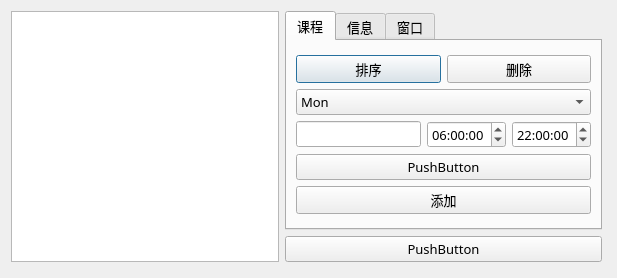
First picture: the form in Settings.ui, repository SHM-white/TimeTable-Qt, before the edit.
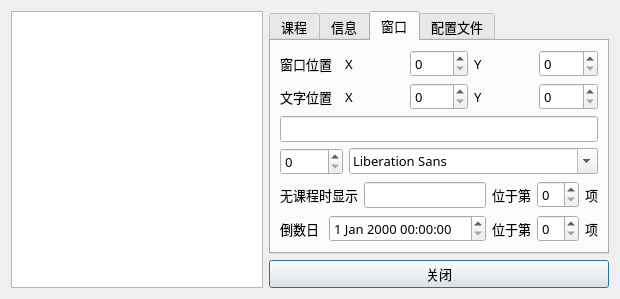
Second picture: the form after the edit. The open tabs and pages were chosen to show the change. Icons and pictures are not drawn.

What changed in the file:
```diff
--- a/Settings.ui
+++ b/Settings.ui
@@ -6,8 +6,8 @@
    <rect>
     <x>0</x>
     <y>0</y>
-    <width>617</width>
-    <height>278</height>
+    <width>620</width>
+    <height>290</height>
    </rect>
   </property>
   <property name="font">
@@ -23,15 +23,8 @@
    <iconset resource="TimeTableQt.qrc">
     <normaloff>:/TimeTableQt/123.ico</normaloff>:/TimeTableQt/123.ico</iconset>
   </property>
-  <widget class="QWidget" name="">
-   <property name="geometry">
-    <rect>
-     <x>11</x>
-     <y>11</y>
-     <width>591</width>
-     <height>251</height>
-    </rect>
-   </property>
+  <layout class="QHBoxLayout" name="horizontalLayout_16">
+   <item>
    <layout class="QHBoxLayout" name="horizontalLayout">
     <item>
      <widget class="QListView" name="listView"/>
@@ -47,7 +40,7 @@
          <attribute name="title">
           <string>课程</string>
          </attribute>
-         <layout class="QVBoxLayout" name="verticalLayout_3">
+          <layout class="QHBoxLayout" name="horizontalLayout_17">
           <item>
            <layout class="QVBoxLayout" name="verticalLayout">
             <item>
@@ -137,9 +130,11 @@
              </layout>
             </item>
             <item>
+              <layout class="QHBoxLayout" name="horizontalLayout_4">
+               <item>
              <widget class="QPushButton" name="pushButton_7">
               <property name="text">
-               <string>PushButton</string>
+                  <string>修改</string>
               </property>
              </widget>
             </item>
@@ -153,21 +148,34 @@
            </layout>
           </item>
          </layout>
+           </item>
+          </layout>
         </widget>
         <widget class="QWidget" name="tab_3">
          <attribute name="title">
           <string>信息</string>
          </attribute>
-         <widget class="QWidget" name="">
-          <property name="geometry">
-           <rect>
-            <x>70</x>
-            <y>40</y>
-            <width>152</width>
-            <height>87</height>
-           </rect>
-          </property>
+          <layout class="QHBoxLayout" name="horizontalLayout_18">
+           <item>
           <layout class="QVBoxLayout" name="verticalLayout_2">
+             <item>
+              <layout class="QHBoxLayout" name="horizontalLayout_6">
+               <item>
+                <widget class="QPushButton" name="pushButton_8">
+                 <property name="text">
+                  <string>删除</string>
+                 </property>
+                </widget>
+               </item>
+               <item>
+                <widget class="QPushButton" name="pushButton_9">
+                 <property name="text">
+                  <string>排序</string>
+                 </property>
+                </widget>
+               </item>
+              </layout>
+             </item>
            <item>
             <widget class="QComboBox" name="comboBox_2">
              <property name="currentText">
@@ -214,6 +222,15 @@
             <widget class="QLineEdit" name="lineEdit_2"/>
            </item>
            <item>
+              <layout class="QHBoxLayout" name="horizontalLayout_5">
+               <item>
+                <widget class="QPushButton" name="pushButton_5">
+                 <property name="text">
+                  <string>修改</string>
+                 </property>
+                </widget>
+               </item>
+               <item>
             <widget class="QPushButton" name="pushButton">
              <property name="text">
               <string>添加</string>
@@ -221,59 +238,260 @@
             </widget>
            </item>
           </layout>
+             </item>
+            </layout>
+           </item>
+          </layout>
          </widget>
-        </widget>
-        <widget class="QWidget" name="tab_2">
+         <widget class="QWidget" name="tab_4">
          <attribute name="title">
           <string>窗口</string>
          </attribute>
-         <widget class="QLineEdit" name="lineEdit_3">
-          <property name="geometry">
-           <rect>
-            <x>30</x>
-            <y>10</y>
-            <width>113</width>
-            <height>21</height>
-           </rect>
-          </property>
-         </widget>
-         <widget class="QDateTimeEdit" name="dateTimeEdit">
-          <property name="geometry">
-           <rect>
-            <x>30</x>
-            <y>100</y>
-            <width>194</width>
-            <height>22</height>
-           </rect>
-          </property>
-         </widget>
+          <layout class="QHBoxLayout" name="horizontalLayout_19">
+           <item>
+            <layout class="QVBoxLayout" name="verticalLayout_9">
+             <item>
+              <layout class="QVBoxLayout" name="verticalLayout_8">
+               <item>
+                <layout class="QVBoxLayout" name="verticalLayout_5">
+                 <item>
+                  <layout class="QHBoxLayout" name="horizontalLayout_9">
+                   <item>
+                    <widget class="QLabel" name="label_3">
+                     <property name="text">
+                      <string>窗口位置</string>
+                     </property>
+                    </widget>
+                   </item>
+                   <item>
+                    <widget class="QLabel" name="label_4">
+                     <property name="text">
+                      <string>X</string>
+                     </property>
+                    </widget>
+                   </item>
+                   <item>
+                    <widget class="QSpinBox" name="spinBox"/>
+                   </item>
+                   <item>
+                    <widget class="QLabel" name="label_5">
+                     <property name="text">
+                      <string>Y</string>
+                     </property>
+                    </widget>
+                   </item>
+                   <item>
+                    <widget class="QSpinBox" name="spinBox_2"/>
+                   </item>
+                  </layout>
+                 </item>
+                 <item>
+                  <layout class="QHBoxLayout" name="horizontalLayout_10">
+                   <item>
+                    <widget class="QLabel" name="label_7">
+                     <property name="text">
+                      <string>文字位置</string>
+                     </property>
+                    </widget>
+                   </item>
+                   <item>
+                    <widget class="QLabel" name="label_8">
+                     <property name="text">
+                      <string>X</string>
+                     </property>
+                    </widget>
+                   </item>
+                   <item>
+                    <widget class="QSpinBox" name="spinBox_3"/>
+                   </item>
+                   <item>
+                    <widget class="QLabel" name="label_9">
+                     <property name="text">
+                      <string>Y</string>
+                     </property>
+                    </widget>
+                   </item>
+                   <item>
+                    <widget class="QSpinBox" name="spinBox_4"/>
+                   </item>
+                  </layout>
+                 </item>
+                </layout>
+               </item>
+               <item>
+                <layout class="QVBoxLayout" name="verticalLayout_6">
+                 <item>
+                  <widget class="QLineEdit" name="lineEdit_5"/>
+                 </item>
+                 <item>
+                  <layout class="QHBoxLayout" name="horizontalLayout_11">
+                   <item>
+                    <widget class="QSpinBox" name="spinBox_5"/>
+                   </item>
+                   <item>
+                    <widget class="QFontComboBox" name="fontComboBox"/>
+                   </item>
+                  </layout>
+                 </item>
+                </layout>
+               </item>
+              </layout>
+             </item>
+             <item>
+              <layout class="QVBoxLayout" name="verticalLayout_7">
+               <item>
+                <layout class="QHBoxLayout" name="horizontalLayout_14">
+                 <item>
+                  <widget class="QLabel" name="label_14">
+                   <property name="text">
+                    <string>无课程时显示</string>
+                   </property>
+                  </widget>
+                 </item>
+                 <item>
+                  <widget class="QLineEdit" name="lineEdit_6"/>
+                 </item>
+                 <item>
+                  <layout class="QHBoxLayout" name="horizontalLayout_13">
+                   <item>
+                    <widget class="QLabel" name="label_11">
+                     <property name="text">
+                      <string>位于第</string>
+                     </property>
+                    </widget>
+                   </item>
+                   <item>
+                    <widget class="QSpinBox" name="spinBox_8"/>
+                   </item>
+                   <item>
+                    <widget class="QLabel" name="label_12">
+                     <property name="text">
+                      <string>项</string>
+                     </property>
+                    </widget>
+                   </item>
+                  </layout>
+                 </item>
+                </layout>
+               </item>
+               <item>
+                <layout class="QHBoxLayout" name="horizontalLayout_15">
+                 <item>
+                  <widget class="QLabel" name="label_13">
+                   <property name="text">
+                    <string>倒数日</string>
+                   </property>
+                  </widget>
+                 </item>
+                 <item>
+                  <widget class="QDateTimeEdit" name="dateTimeEdit"/>
+                 </item>
+                 <item>
+                  <layout class="QHBoxLayout" name="horizontalLayout_12">
+                   <item>
+                    <widget class="QLabel" name="label_6">
+                     <property name="text">
+                      <string>位于第</string>
+                     </property>
+                    </widget>
+                   </item>
+                   <item>
+                    <widget class="QSpinBox" name="spinBox_7"/>
+                   </item>
+                   <item>
+                    <widget class="QLabel" name="label_10">
+                     <property name="text">
+                      <string>项</string>
+                     </property>
+                    </widget>
+                   </item>
+                  </layout>
+                 </item>
+                </layout>
+               </item>
+              </layout>
+             </item>
+            </layout>
+           </item>
+          </layout>
+         </widget>
+         <widget class="QWidget" name="tab_2">
+          <attribute name="title">
+           <string>配置文件</string>
+          </attribute>
+          <layout class="QHBoxLayout" name="horizontalLayout_20">
+           <item>
+            <layout class="QVBoxLayout" name="verticalLayout_3">
+             <item>
+              <widget class="QLabel" name="label">
+               <property name="text">
+                <string>配置文件路径</string>
+               </property>
+              </widget>
+             </item>
+             <item>
+              <layout class="QHBoxLayout" name="horizontalLayout_7">
+               <item>
+                <widget class="QLineEdit" name="lineEdit_3"/>
+               </item>
+               <item>
+                <widget class="QPushButton" name="pushButton_10">
+                 <property name="text">
+                  <string>...</string>
+                 </property>
+                </widget>
+               </item>
+              </layout>
+             </item>
+             <item>
+              <widget class="QLabel" name="label_2">
+               <property name="text">
+                <string>课程信息路径</string>
+               </property>
+              </widget>
+             </item>
+             <item>
+              <layout class="QHBoxLayout" name="horizontalLayout_8">
+               <item>
+                <widget class="QLineEdit" name="lineEdit_4"/>
+               </item>
+               <item>
+                <widget class="QPushButton" name="pushButton_11">
+                 <property name="text">
+                  <string>...</string>
+                 </property>
+                </widget>
+               </item>
+              </layout>
+             </item>
+             <item>
          <widget class="QPushButton" name="pushButton_3">
-          <property name="geometry">
-           <rect>
-            <x>30</x>
-            <y>160</y>
-            <width>75</width>
-            <height>24</height>
-           </rect>
-          </property>
           <property name="text">
-           <string>PushButton</string>
-          </property>
-         </widget>
+                <string>确定</string>
+               </property>
+              </widget>
+             </item>
+            </layout>
+           </item>
+          </layout>
         </widget>
        </widget>
       </item>
       <item>
-       <widget class="QPushButton" name="pushButton_5">
+        <widget class="QPushButton" name="pushButton_close">
         <property name="text">
-         <string>PushButton</string>
-        </property>
+          <string>关闭</string>
+         </property>
+         <property name="default">
+          <bool>true</bool>
+         </property>
        </widget>
       </item>
      </layout>
     </item>
    </layout>
-  </widget>
+   </item>
+  </layout>
  </widget>
  <resources>
   <include location="TimeTableQt.qrc"/>
```
Lines whose indentation alone changed are shown as unchanged.
